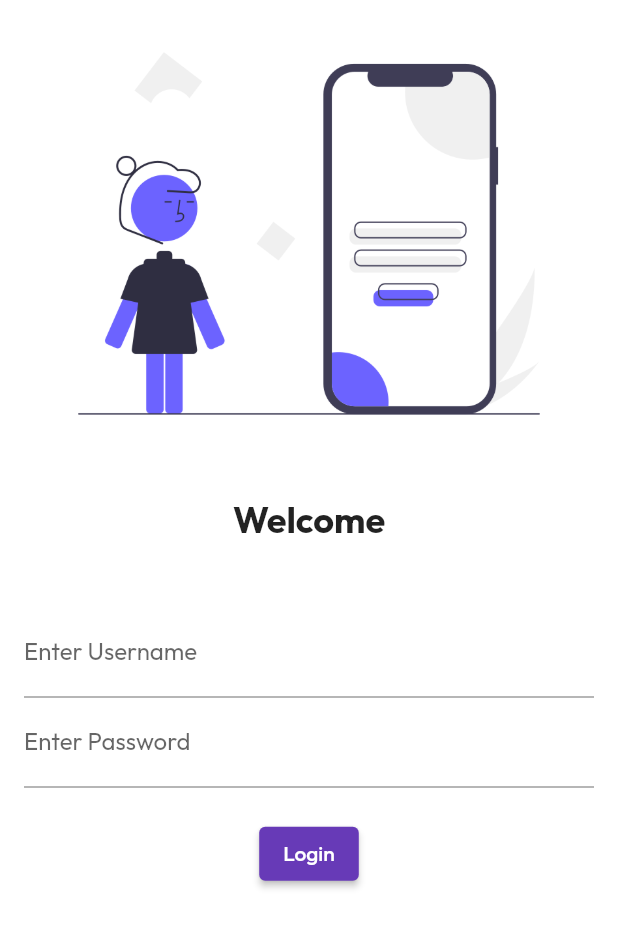
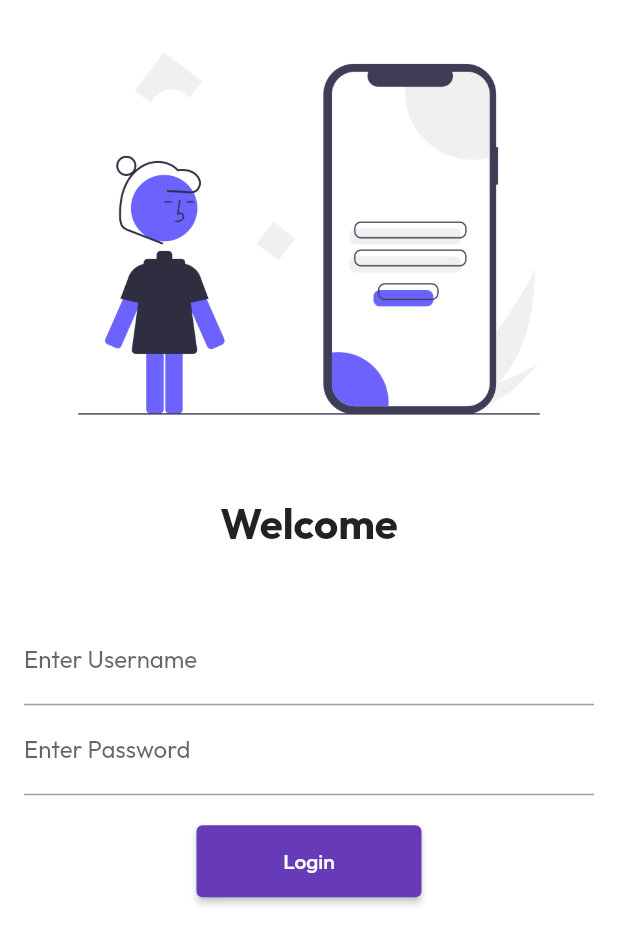
Before and after one commit to programmeradnan/30DaysOfFlutter, a Flutter app: the screen it shows after launch, on a phone screen of 412 x 824 dp. Shown: the top 944 px of the screen. Run offline on Flutter 3.47's test engine with Material 2 defaults, Android fonts, the phone set to English and light mode, and no system bars; our stand-ins replace google_fonts.

Commit message:
commit -m "Day 5 Completed"

```diff
--- a/lib/main.dart
+++ b/lib/main.dart
@@ -1,6 +1,7 @@
 import 'package:flutter/material.dart';
 import 'package:flutter_catalogue/pages/home_page.dart';
 import 'package:flutter_catalogue/pages/login_page.dart';
+import 'package:flutter_catalogue/utils/routes.dart';
 import 'package:google_fonts/google_fonts.dart';
 
 
@@ -26,8 +27,8 @@ class MyApp extends StatelessWidget {
       // initialRoute: "/home",
       routes: {
         "/" : (context)=> LoginPage(),
-        "/home" : (context)=> Homepage(),
-        "/login" : (context)=> LoginPage(),
+        MyRoutes.homeRoute: (context)=> Homepage(),
+        MyRoutes.loginRoute : (context)=> LoginPage(),
       },
     );
   }
--- a/lib/pages/login_page.dart
+++ b/lib/pages/login_page.dart
@@ -1,5 +1,6 @@
 import 'package:flutter/cupertino.dart';
 import 'package:flutter/material.dart';
+import 'package:flutter_catalogue/utils/routes.dart';
 
 class LoginPage extends StatelessWidget {
   const LoginPage({Key? key}) : super(key: key);
@@ -8,6 +9,7 @@ class LoginPage extends StatelessWidget {
   Widget build(BuildContext context) {
     return Material(
       color: Colors.white,
+    child: SingleChildScrollView(
       child: Column(
         children: [
           Image.asset("assets/images/login_image.png",
@@ -18,7 +20,7 @@ class LoginPage extends StatelessWidget {
           ),
           Text("Welcome",
           style: TextStyle(
-          fontSize: 24,
+            fontSize: 28,
             fontWeight: FontWeight.bold,
           ),
           ),
@@ -46,15 +48,18 @@ class LoginPage extends StatelessWidget {
                   height: 20.0,
                 ),
                 ElevatedButton(onPressed: (){
-                print("Login Successful");
+                  Navigator.pushNamed(context, MyRoutes.homeRoute);
                 }, child: Text("Login"),
-              style: TextButton.styleFrom(),
+                style: TextButton.styleFrom(
+                  minimumSize: Size(150, 48)
+                ),
                 ),
               ],
             ),
           )
         ],
       ),
+    ),
     );
   }
 }
--- /dev/null
+++ b/lib/utils/routes.dart
@@ -0,0 +1,4 @@
+class MyRoutes{
+  static String loginRoute="/login";
+  static String homeRoute="/home";
+}
```
Lines whose indentation alone changed are shown as unchanged.
